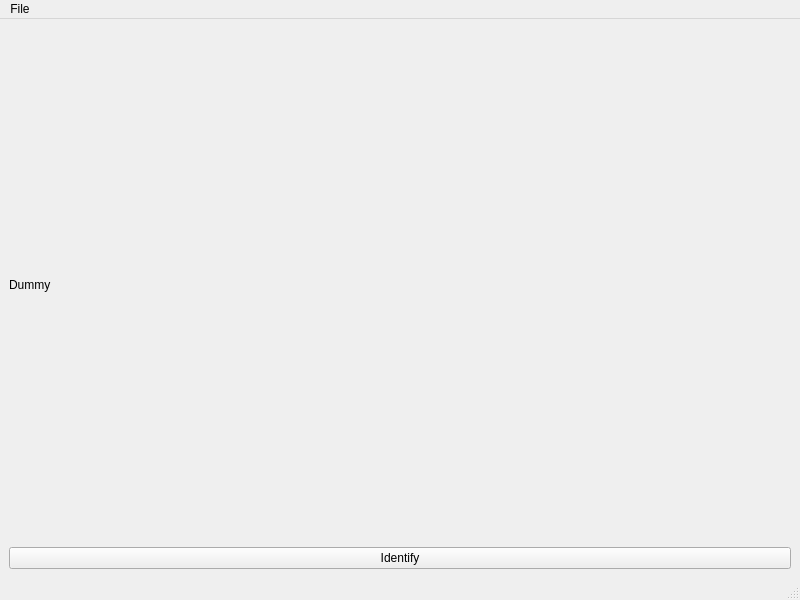
Qt form Application/mainwindow.ui (kovbal/faceguard) before a commit.
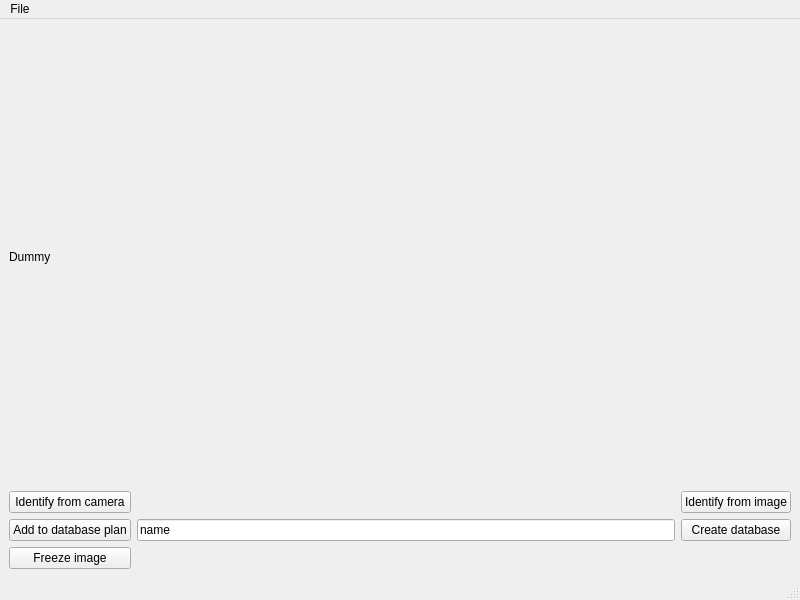
The same form after that commit.

Commit message:
Can create face recognizer database from camera image.
Can identify image from camera and from file.

```diff
--- a/Application/mainwindow.ui
+++ b/Application/mainwindow.ui
@@ -15,7 +15,33 @@
   </property>
   <widget class="QWidget" name="centralwidget">
    <layout class="QGridLayout" name="gridLayout">
-    <item row="0" column="0">
+    <item row="2" column="0">
+     <widget class="QPushButton" name="pushButton_addToDatabasePlan">
+      <property name="sizePolicy">
+       <sizepolicy hsizetype="Minimum" vsizetype="Fixed">
+        <horstretch>0</horstretch>
+        <verstretch>0</verstretch>
+       </sizepolicy>
+      </property>
+      <property name="text">
+       <string>Add to database plan</string>
+      </property>
+     </widget>
+    </item>
+    <item row="2" column="2">
+     <widget class="QPushButton" name="pushButton_createDatabaseFromPlan">
+      <property name="sizePolicy">
+       <sizepolicy hsizetype="Minimum" vsizetype="Fixed">
+        <horstretch>0</horstretch>
+        <verstretch>0</verstretch>
+       </sizepolicy>
+      </property>
+      <property name="text">
+       <string>Create database</string>
+      </property>
+     </widget>
+    </item>
+    <item row="0" column="0" colspan="3">
      <widget class="QLabel" name="label">
       <property name="sizePolicy">
        <sizepolicy hsizetype="Minimum" vsizetype="Minimum">
@@ -28,19 +54,53 @@
       </property>
      </widget>
     </item>
+    <item row="2" column="1">
+     <widget class="QLineEdit" name="lineEdit_label">
+      <property name="text">
+       <string>name</string>
+      </property>
+     </widget>
+    </item>
+    <item row="3" column="0">
+     <widget class="QPushButton" name="pushButton_freezeImage">
+      <property name="text">
+       <string>Freeze image</string>
+      </property>
+     </widget>
+    </item>
+    <item row="1" column="2">
+     <widget class="QPushButton" name="pushButton_identifyImage">
+      <property name="sizePolicy">
+       <sizepolicy hsizetype="Minimum" vsizetype="Fixed">
+        <horstretch>0</horstretch>
+        <verstretch>0</verstretch>
+       </sizepolicy>
+      </property>
+      <property name="text">
+       <string>Identify from image</string>
+      </property>
+     </widget>
+    </item>
     <item row="1" column="0">
-     <widget class="QPushButton" name="pushButton_identify">
-      <property name="sizePolicy">
-       <sizepolicy hsizetype="Minimum" vsizetype="Fixed">
-        <horstretch>0</horstretch>
-        <verstretch>0</verstretch>
-       </sizepolicy>
-      </property>
+     <widget class="QPushButton" name="pushButton_identifyCamera">
       <property name="text">
-       <string>Identify</string>
+       <string>Identify from camera</string>
       </property>
      </widget>
     </item>
+    <item row="1" column="1">
+     <spacer name="horizontalSpacer">
+      <property name="orientation">
+       <enum>Qt::Horizontal</enum>
+      </property>
+      <property name="sizeHint" stdset="0">
+       <size>
+        <width>40</width>
+        <height>20</height>
+       </size>
+      </property>
+     </spacer>
+    </item>
    </layout>
   </widget>
   <widget class="QMenuBar" name="menubar">
```
Left out of the diff: 6 changed lines with no effect on the pictures. The commit also changes 13 other files.
